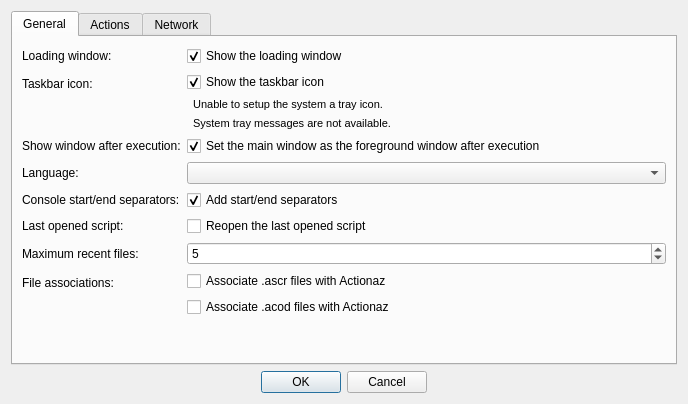
Before: the Qt Designer form gui/settingsdialog.ui in Jmgr/actiona, drawn with Qt 5.
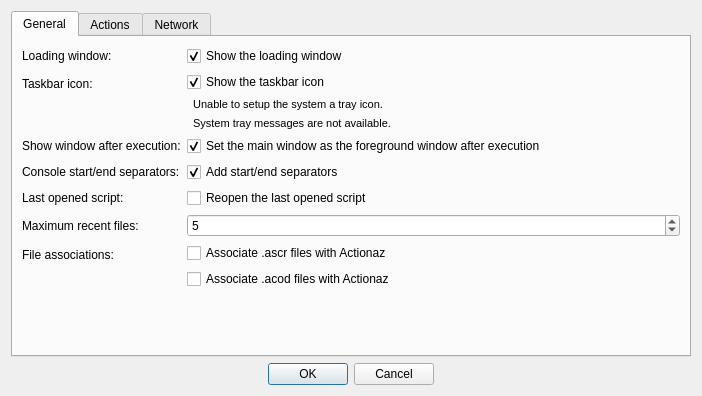
After: the same form once the commit is applied. Icons and pictures are not drawn. Custom widgets are drawn as their Qt base class.

Commit message: Translations - added fr_FR - added default language choice

The edit to the form file:
```diff
--- a/gui/settingsdialog.ui
+++ b/gui/settingsdialog.ui
@@ -6,8 +6,8 @@
    <rect>
     <x>0</x>
     <y>0</y>
-    <width>688</width>
-    <height>404</height>
+    <width>702</width>
+    <height>396</height>
    </rect>
   </property>
   <property name="windowTitle">
@@ -113,27 +113,13 @@
         </widget>
        </item>
        <item row="3" column="0">
-        <widget class="QLabel" name="label_10">
-         <property name="text">
-          <string>Language:</string>
-         </property>
-        </widget>
-       </item>
-       <item row="3" column="1">
-        <widget class="QComboBox" name="language">
-         <property name="translationPath" stdset="0">
-          <string notr="true">locale</string>
-         </property>
-        </widget>
-       </item>
-       <item row="4" column="0">
         <widget class="QLabel" name="label_12">
          <property name="text">
           <string>Console start/end separators:</string>
          </property>
         </widget>
        </item>
-       <item row="4" column="1">
+       <item row="3" column="1">
         <widget class="QCheckBox" name="addStartEndSeparators">
          <property name="text">
           <string>Add start/end separators</string>
@@ -143,28 +129,28 @@
          </property>
         </widget>
        </item>
-       <item row="5" column="0">
+       <item row="4" column="0">
         <widget class="QLabel" name="label_14">
          <property name="text">
           <string>Last opened script:</string>
          </property>
         </widget>
        </item>
-       <item row="5" column="1">
+       <item row="4" column="1">
         <widget class="QCheckBox" name="reopenLastScript">
          <property name="text">
           <string>Reopen the last opened script</string>
          </property>
         </widget>
        </item>
-       <item row="6" column="0">
+       <item row="5" column="0">
         <widget class="QLabel" name="label_15">
          <property name="text">
           <string>Maximum recent files:</string>
          </property>
         </widget>
        </item>
-       <item row="6" column="1">
+       <item row="5" column="1">
         <widget class="QSpinBox" name="maxRecentFiles">
          <property name="minimum">
           <number>0</number>
@@ -177,14 +163,14 @@
          </property>
         </widget>
        </item>
-       <item row="7" column="0">
+       <item row="6" column="0">
         <widget class="QLabel" name="fileAssociationsLabel">
          <property name="text">
           <string>File associations:</string>
          </property>
         </widget>
        </item>
-       <item row="7" column="1">
+       <item row="6" column="1">
         <layout class="QVBoxLayout" name="verticalLayout_7">
          <item>
           <widget class="QCheckBox" name="associateASCRCheckBox">
```
The commit also changes 36 other files.
